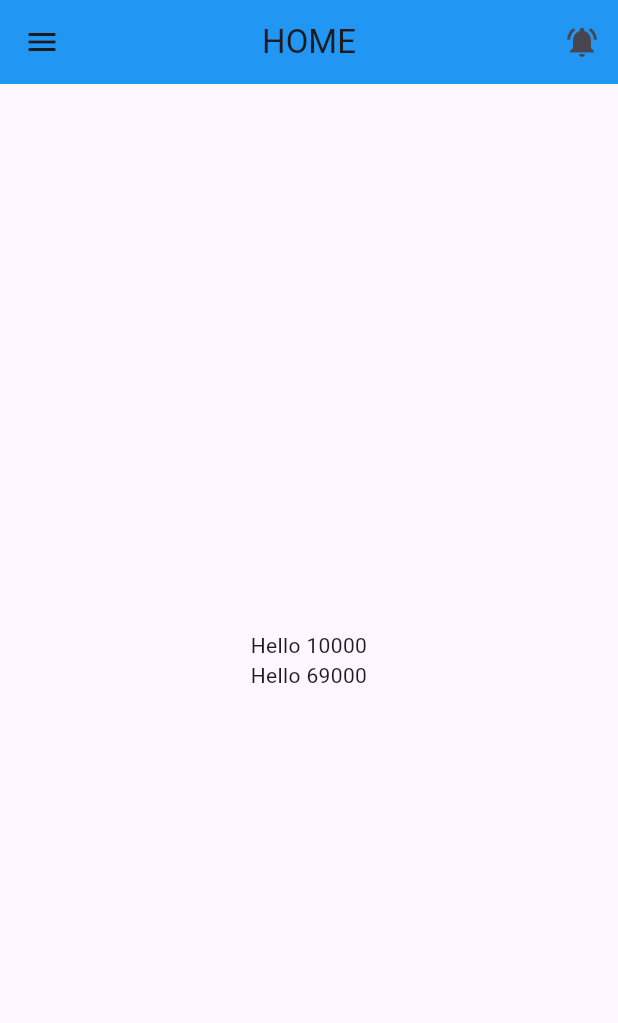
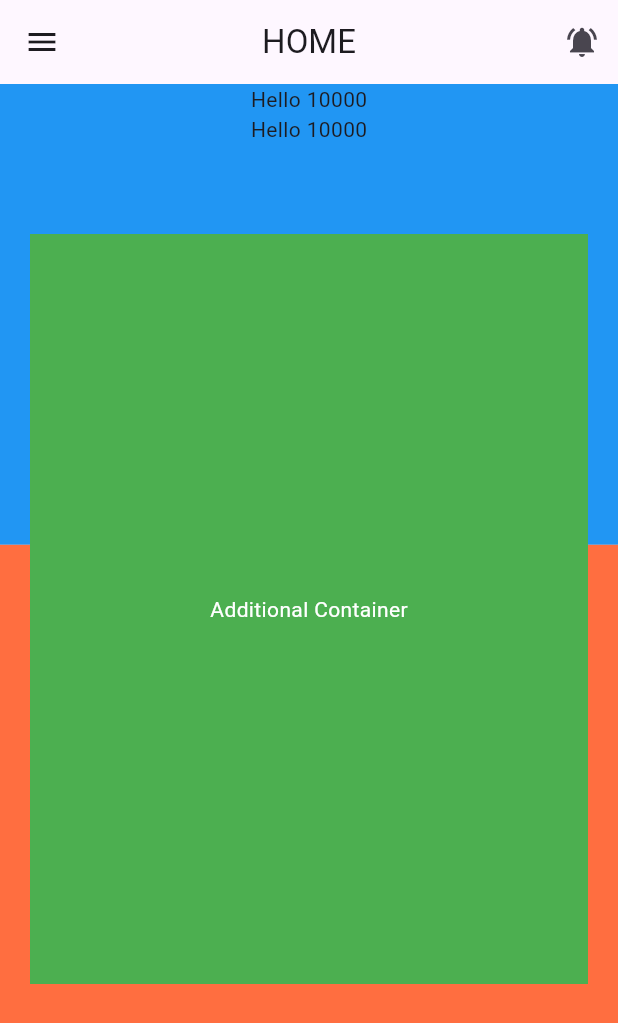
Before and after one commit to aman5196/SpendwiseTracker-App, a Flutter app: the screen it shows after launch, on a phone screen of 412 x 824 dp. Shown: the top 1023 px of the screen. Run offline on Flutter 3.47's test engine with Material 3 defaults, Android fonts, the phone set to English and light mode, and no system bars.

Commit message:
DASBOARD UI

```diff
--- a/lib/screens/dashboard.dart
+++ b/lib/screens/dashboard.dart
@@ -1,4 +1,4 @@
-import'package:flutter/material.dart';
+import 'package:flutter/material.dart';
 
 class Dashboard extends StatefulWidget {
   const Dashboard({super.key});
@@ -11,53 +11,94 @@ class _DashboardState extends State<Dashboard> {
   @override
   Widget build(BuildContext context) {
     return Scaffold(
-
       appBar: AppBar(
+        elevation: 0,
         centerTitle: true,
-        backgroundColor: Colors.blue,
-        title:  Text("Home".toUpperCase(),textAlign: TextAlign.center,),
+        backgroundColor: Colors.transparent,
+        title: Text(
+          "Home".toUpperCase(),
+          textAlign: TextAlign.center,
+        ),
         leading: IconButton(
           icon: Icon(Icons.menu),
-          onPressed: (){},
+          onPressed: () {},
         ),
         actions: [
           IconButton(
             icon: Icon(Icons.notifications_active),
             onPressed: () {},
           ),
-
-
         ],
       ),
 
 
 
-      body: Center(
+
+
+      body: Stack(
+        children:[ Column(
+
+
+          crossAxisAlignment: CrossAxisAlignment.stretch,
+
+          children: [
+            Expanded(
+              flex: 4,
+              child: Container(
+                color: Colors.blue,
                 child: Column(
-          mainAxisAlignment: MainAxisAlignment.center,
+                  //mainAxisAlignment: MainAxisAlignment.center,
                   children: [
                     Text(
                       "Hello ${TotalSpend()}",
-              textAlign: TextAlign.center,
+                      //textAlign: TextAlign.center,
                     ),
+                    //SizedBox(height: 10), // Add some spacing between the texts if needed
                     Text(
-              "Hello ${TotalExpense()}",
-              textAlign: TextAlign.center,
+                      "Hello ${TotalSpend()}",
+                      //textAlign: TextAlign.center,
                     ),
                   ],
                 ),
+              ),
+            ),
+
+
+            Expanded(
+                flex: 6,
+                child: Container(
+                   color: Colors.deepOrangeAccent,
+                  //child: Text( "Hello ${TotalSpend()}",
+                  //textAlign: TextAlign.center,),
+              )
+            ),
+          ],
+        ),
+            Positioned(
+              top: 100, // Adjust the position as needed
+              left: 20, // Adjust the position as needed
+              right: 20, // Adjust the position as needed
+             child: Container(
+                   height: 500, // Adjust the height as needed
+                   color: Colors.green, // Set the color of the container
+                child: Center(
+                    child: Text("Additional Container",
+                           style: TextStyle(color: Colors.white),),
+                ),
+             )
+            )
+      ]
       ),
     );
   }
 }
 
-
-
-int TotalSpend(){
+int TotalSpend() {
   var number = 10000;
   return number;
 }
-int TotalExpense(){
+
+int TotalExpense() {
   var number = 69000;
   return number;
 }
--- a/pubspec.yaml
+++ b/pubspec.yaml
@@ -52,6 +52,8 @@ dev_dependencies:
 
 # The following section is specific to Flutter packages.
 flutter:
+  assets:
+    - images/Rectangle134.png
 
   # The following line ensures that the Material Icons font is
   # included with your application, so that you can use the icons in
@@ -59,9 +61,6 @@ flutter:
   uses-material-design: true
 
   # To add assets to your application, add an assets section, like this:
-  # assets:
-  #   - images/a_dot_burr.jpeg
-  #   - images/a_dot_ham.jpeg
 
   # An image asset can refer to one or more resolution-specific "variants", see
   # https://flutter.dev/assets-and-images/#resolution-aware
```
Also changed, not shown: images/Rectangle134.png (added). Lines whose indentation alone changed are shown as unchanged.
